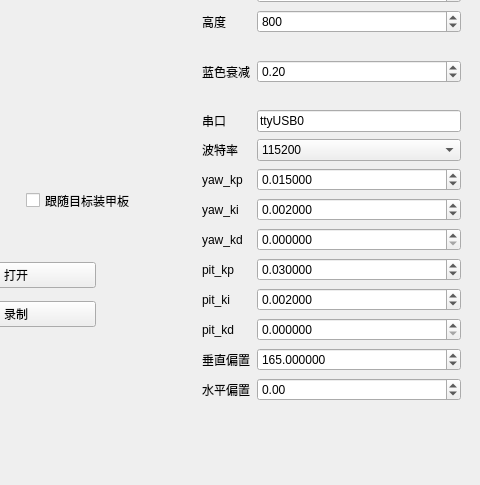
Above: mainwindow.ui from mrwang-19/HNU_RMUT_Vision before the change; both pictures show x 544 to 1024 and y 115 to 600 of the 1024 by 600 pixel window. Below: the same form after it.
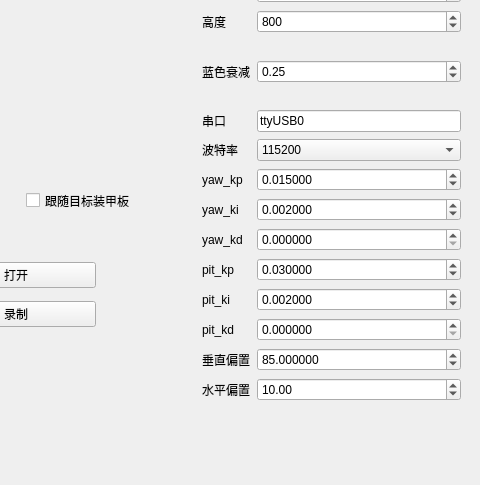
That is the form after the change.

The edit to the form file:
```diff
--- a/mainwindow.ui
+++ b/mainwindow.ui
@@ -191,7 +191,7 @@
         <double>0.500000000000000</double>
        </property>
        <property name="value">
-        <double>165.000000000000000</double>
+        <double>85.000000000000000</double>
        </property>
       </widget>
      </item>
@@ -218,7 +218,7 @@
         <double>0.050000000000000</double>
        </property>
        <property name="value">
-        <double>0.200000000000000</double>
+        <double>0.250000000000000</double>
        </property>
       </widget>
      </item>
@@ -411,11 +411,14 @@
         <double>-10.000000000000000</double>
        </property>
        <property name="maximum">
-        <double>10.000000000000000</double>
+        <double>15.000000000000000</double>
        </property>
        <property name="singleStep">
         <double>0.500000000000000</double>
        </property>
+       <property name="value">
+        <double>10.000000000000000</double>
+       </property>
       </widget>
      </item>
      <item row="16" column="0">
```
Left out of the diff: 2 changed lines with no effect on the pictures.
